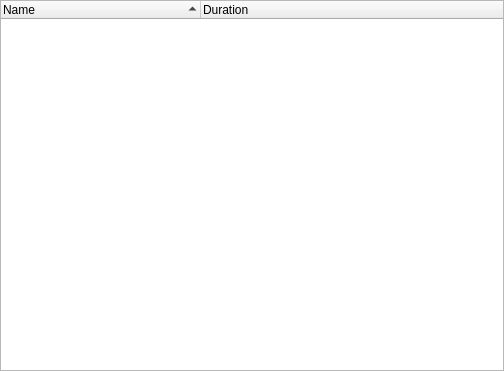
Old version of the form panels/project.ui in the repository olive-editor/olive.
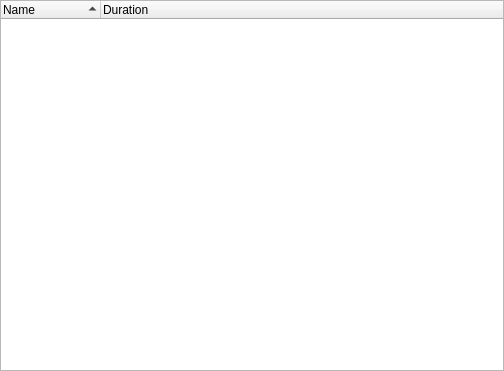
New version of the form. Custom widgets are drawn as their Qt base class.

Diff of the .ui file:
```diff
--- a/panels/project.ui
+++ b/panels/project.ui
@@ -68,9 +68,6 @@
       <property name="expandsOnDoubleClick">
        <bool>false</bool>
       </property>
-      <attribute name="headerDefaultSectionSize">
-       <number>200</number>
-      </attribute>
       <attribute name="headerStretchLastSection">
        <bool>true</bool>
       </attribute>
```
